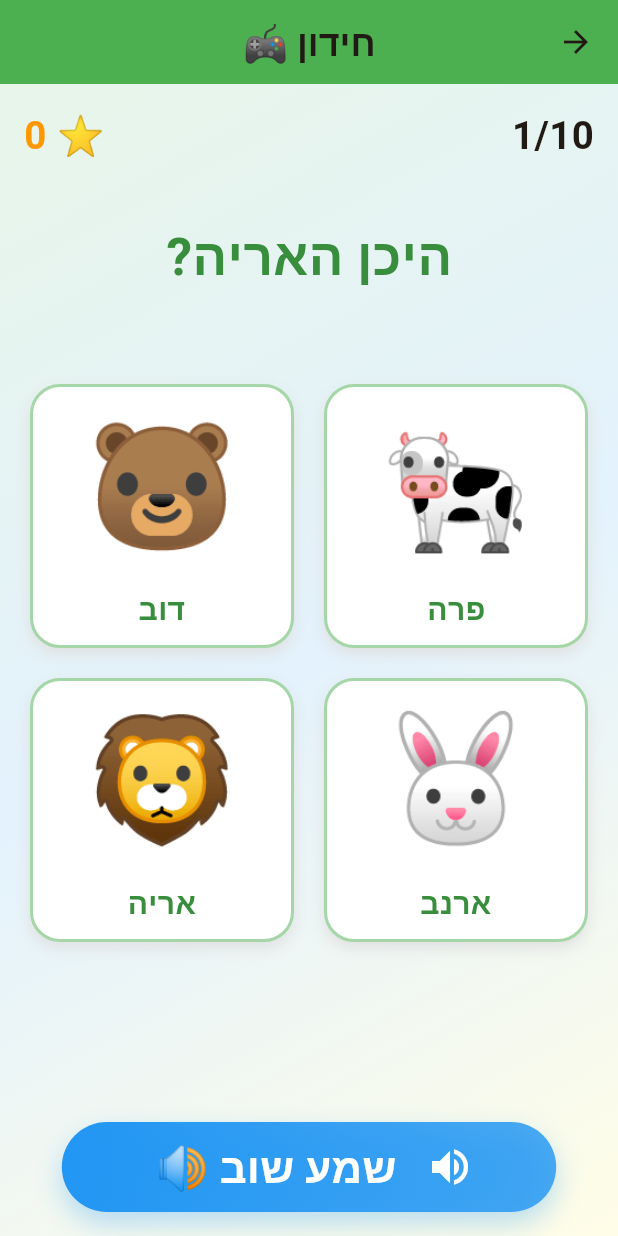
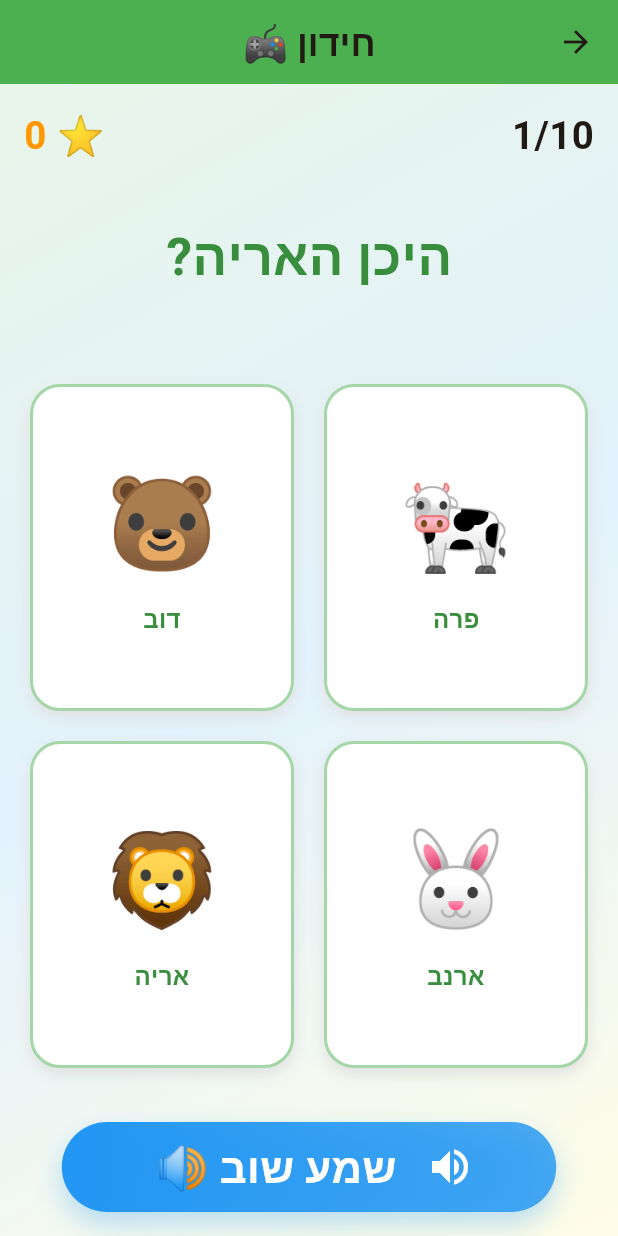
Before and after one commit to cohenra/learning-games, a Flutter app: the AnimalsQuizScreen screen opened directly, on a phone screen of 412 x 824 dp. Run offline on Flutter 3.47's test engine with Material 3 defaults, Android fonts, the phone set to English and light mode, and no system bars; our stand-ins replace flutter_tts, shared_preferences; accounts and stored records are empty; Roboto replaces fonts that are missing (Rubik).

Commit message:
Fix CRITICAL: Animals screens - button overflow and card sizing
Fixed two critical bugs that violated NO SCROLLING rule:

1. Animals Learning Screen (line 186):
   - Buttons overflowed by 96px on right side
   - Fixed by wrapping buttons in Expanded widgets
   - Now buttons share available space equally with proper spacing

2. Animals Quiz Screen:
   - Cards were too large causing scrolling
   - Hardcoded childAspectRatio: 1.0 was wrong
   - Implemented LayoutBuilder to calculate dynamic aspect ratio
   - Added NeverScrollableScrollPhysics to prevent scrolling
   - Made card content responsive with Flexible widgets
   - Reduced emoji size from 80 to 60
   - Reduced text size from 20 to 16

```diff
--- a/lib/modules/animals/animals_learning_screen.dart
+++ b/lib/modules/animals/animals_learning_screen.dart
@@ -187,33 +187,45 @@ class _AnimalsLearningScreenState extends State<AnimalsLearningScreen>
                   mainAxisAlignment: MainAxisAlignment.spaceEvenly,
                   children: [
                     // Previous button
-                    KidButton(
+                    Expanded(
+                      child: Padding(
+                        padding: const EdgeInsets.symmetric(horizontal: 4),
+                        child: KidButton(
                           text: _isHebrew ? 'הקודם' : 'Previous',
                           icon: _isHebrew ? Icons.arrow_forward : Icons.arrow_back,
                           onPressed: _currentIndex > 0 ? _goToPrevious : null,
                           color: _currentIndex > 0 ? Colors.blue : Colors.grey,
-                      width: responsive.width(35),
                           height: 60,
+                        ),
+                      ),
                     ),
 
                     // Repeat button
-                    KidButton(
+                    Expanded(
+                      child: Padding(
+                        padding: const EdgeInsets.symmetric(horizontal: 4),
+                        child: KidButton(
                           text: _isHebrew ? 'שמע שוב 🔊' : 'Hear Again 🔊',
                           icon: Icons.volume_up,
                           onPressed: _speakCurrent,
                           color: Colors.green,
-                      width: responsive.width(35),
                           height: 60,
+                        ),
+                      ),
                     ),
 
                     // Next button
-                    KidButton(
+                    Expanded(
+                      child: Padding(
+                        padding: const EdgeInsets.symmetric(horizontal: 4),
+                        child: KidButton(
                           text: _isHebrew ? 'הבא' : 'Next',
                           icon: _isHebrew ? Icons.arrow_back : Icons.arrow_forward,
                           onPressed: _currentIndex < _animals.length - 1 ? _goToNext : null,
                           color: _currentIndex < _animals.length - 1 ? Colors.orange : Colors.grey,
-                      width: responsive.width(35),
                           height: 60,
+                        ),
+                      ),
                     ),
                   ],
                 ),
--- a/lib/modules/animals/animals_quiz_screen.dart
+++ b/lib/modules/animals/animals_quiz_screen.dart
@@ -276,17 +276,40 @@ class _AnimalsQuizScreenState extends State<AnimalsQuizScreen> {
 
                   // Options
                   Expanded(
-                    child: GridView.builder(
-                      padding: const EdgeInsets.all(20),
-                      gridDelegate: const SliverGridDelegateWithFixedCrossAxisCount(
+                    child: LayoutBuilder(
+                      builder: (context, constraints) {
+                        final availableHeight = constraints.maxHeight;
+                        final availableWidth = constraints.maxWidth;
+
+                        const padding = 20.0;
+                        const spacing = 20.0;
+
+                        // 4 items in 2x2 grid
+                        final rowCount = 2;
+
+                        // Calculate card dimensions
+                        final totalVerticalSpacing = spacing + (padding * 2);
+                        final cardHeight = (availableHeight - totalVerticalSpacing) / rowCount;
+
+                        final totalHorizontalSpacing = spacing + (padding * 2);
+                        final cardWidth = (availableWidth - totalHorizontalSpacing) / 2;
+
+                        final aspectRatio = cardWidth / cardHeight;
+
+                        return GridView.builder(
+                          physics: const NeverScrollableScrollPhysics(),
+                          padding: const EdgeInsets.all(padding),
+                          gridDelegate: SliverGridDelegateWithFixedCrossAxisCount(
                             crossAxisCount: 2,
-                        crossAxisSpacing: 20,
-                        mainAxisSpacing: 20,
-                        childAspectRatio: 1.0,
+                            crossAxisSpacing: spacing,
+                            mainAxisSpacing: spacing,
+                            childAspectRatio: aspectRatio,
                           ),
                           itemCount: _options.length,
                           itemBuilder: (context, index) {
                             return _buildOptionCard(index);
+                          },
+                        );
                       },
                     ),
                   ),
@@ -349,17 +372,29 @@ class _AnimalsQuizScreenState extends State<AnimalsQuizScreen> {
         child: Column(
           mainAxisAlignment: MainAxisAlignment.center,
           children: [
-            Text(
+            Flexible(
+              flex: 3,
+              child: FittedBox(
+                fit: BoxFit.contain,
+                child: Text(
                   option['emoji']!,
-              style: const TextStyle(fontSize: 80),
+                  style: const TextStyle(fontSize: 60),
                 ),
-            const SizedBox(height: 10),
-            Text(
+              ),
+            ),
+            const SizedBox(height: 8),
+            Flexible(
+              flex: 1,
+              child: Text(
                 _isHebrew ? option['nameHe']! : option['nameEn']!,
                 style: TextStyle(
-                fontSize: 20,
+                  fontSize: 16,
                   fontWeight: FontWeight.bold,
                   color: Colors.green.shade700,
+                ),
+                textAlign: TextAlign.center,
+                maxLines: 1,
+                overflow: TextOverflow.ellipsis,
               ),
             ),
             if (isSelected && _isCorrect!)
```
Lines whose indentation alone changed are shown as unchanged.
